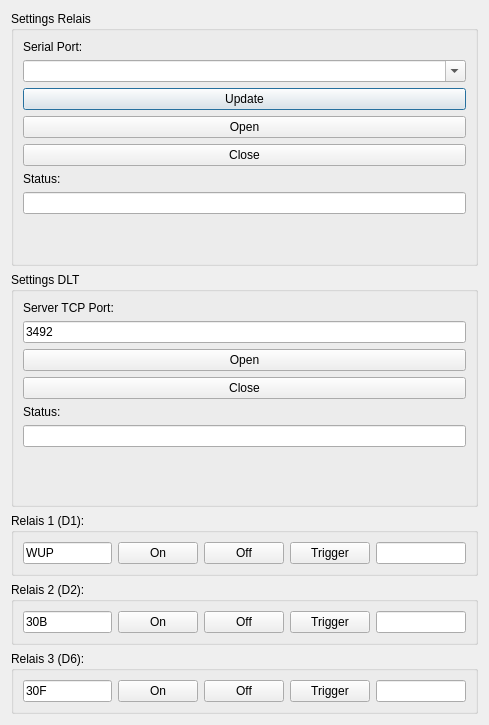
alexmucde/DLTPower, file dialog.ui: the form before one commit.
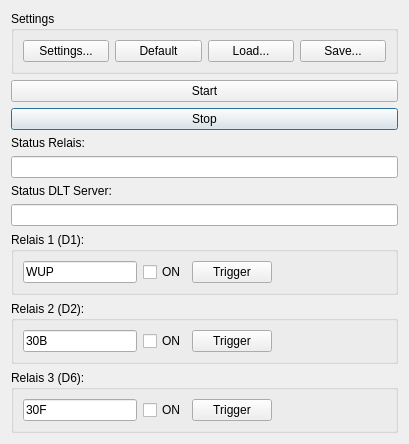
The form after the commit.

The edit to the form file:
```diff
--- a/dialog.ui
+++ b/dialog.ui
@@ -6,8 +6,8 @@
    <rect>
     <x>0</x>
     <y>0</y>
-    <width>489</width>
-    <height>725</height>
+    <width>409</width>
+    <height>440</height>
    </rect>
   </property>
   <property name="sizePolicy">
@@ -25,143 +25,28 @@
   <property name="modal">
    <bool>true</bool>
   </property>
-  <layout class="QVBoxLayout" name="verticalLayout_3">
-   <item>
-    <widget class="QGroupBox" name="groupBox">
-     <property name="title">
-      <string>Settings Relais</string>
+  <layout class="QGridLayout" name="gridLayout">
+   <item row="7" column="0">
+    <widget class="QLineEdit" name="lineEditStatusDLT">
+     <property name="readOnly">
+      <bool>true</bool>
      </property>
-     <layout class="QVBoxLayout" name="verticalLayout">
-      <item>
-       <widget class="QLabel" name="label">
-        <property name="text">
-         <string>Serial Port:</string>
-        </property>
-       </widget>
-      </item>
-      <item>
-       <widget class="QComboBox" name="comboBoxSerialPort">
-        <property name="editable">
-         <bool>true</bool>
-        </property>
-       </widget>
-      </item>
-      <item>
-       <widget class="QPushButton" name="pushButtonUpdate">
-        <property name="text">
-         <string>Update</string>
-        </property>
-       </widget>
-      </item>
-      <item>
-       <widget class="QPushButton" name="pushButtonConnect">
-        <property name="text">
-         <string>Open</string>
-        </property>
-       </widget>
-      </item>
-      <item>
-       <widget class="QPushButton" name="pushButtonDisconnect">
-        <property name="text">
-         <string>Close</string>
-        </property>
-       </widget>
-      </item>
-      <item>
-       <widget class="QLabel" name="label_4">
-        <property name="text">
-         <string>Status:</string>
-        </property>
-       </widget>
-      </item>
-      <item>
-       <widget class="QLineEdit" name="lineEditStatus">
-        <property name="readOnly">
-         <bool>true</bool>
-        </property>
-       </widget>
-      </item>
-      <item>
-       <spacer name="verticalSpacer">
-        <property name="orientation">
-         <enum>Qt::Vertical</enum>
-        </property>
-        <property name="sizeHint" stdset="0">
-         <size>
-          <width>20</width>
-          <height>40</height>
-         </size>
-        </property>
-       </spacer>
-      </item>
-     </layout>
     </widget>
    </item>
-   <item>
-    <widget class="QGroupBox" name="groupBox_2">
-     <property name="title">
-      <string>Settings DLT</string>
+   <item row="2" column="0">
+    <widget class="QPushButton" name="pushButtonStop">
+     <property name="sizePolicy">
+      <sizepolicy hsizetype="Expanding" vsizetype="Preferred">
+       <horstretch>0</horstretch>
+       <verstretch>0</verstretch>
+      </sizepolicy>
      </property>
-     <layout class="QVBoxLayout" name="verticalLayout_2">
-      <item>
-       <widget class="QLabel" name="label_6">
-        <property name="text">
-         <string>Server TCP Port:</string>
-        </property>
-       </widget>
-      </item>
-      <item>
-       <widget class="QLineEdit" name="lineEditPortDLT">
-        <property name="text">
-         <string>3492</string>
-        </property>
-       </widget>
-      </item>
-      <item>
-       <widget class="QPushButton" name="pushButtonOpenDLT">
-        <property name="text">
-         <string>Open</string>
-        </property>
-       </widget>
-      </item>
-      <item>
-       <widget class="QPushButton" name="pushButtonCloseDLT">
-        <property name="text">
-         <string>Close</string>
-        </property>
-       </widget>
-      </item>
-      <item>
-       <widget class="QLabel" name="label_7">
-        <property name="text">
-         <string>Status:</string>
-        </property>
-       </widget>
-      </item>
-      <item>
-       <widget class="QLineEdit" name="lineEditStatusDLT">
-        <property name="readOnly">
-         <bool>true</bool>
-        </property>
-       </widget>
-      </item>
-      <item>
-       <spacer name="verticalSpacer_2">
-        <property name="orientation">
-         <enum>Qt::Vertical</enum>
-        </property>
-        <property name="sizeHint" stdset="0">
-         <size>
-          <width>20</width>
-          <height>40</height>
-         </size>
-        </property>
-       </spacer>
-      </item>
-     </layout>
+     <property name="text">
+      <string>Stop</string>
+     </property>
     </widget>
    </item>
-   <item>
+   <item row="11" column="0">
     <widget class="QGroupBox" name="groupBox_3">
      <property name="title">
       <string>Relais 1 (D1):</string>
@@ -172,19 +57,15 @@
         <property name="text">
          <string>WUP</string>
         </property>
-       </widget>
-      </item>
-      <item>
-       <widget class="QPushButton" name="pushButtonRelais1On">
-        <property name="text">
-         <string>On</string>
+        <property name="readOnly">
+         <bool>true</bool>
         </property>
        </widget>
       </item>
       <item>
-       <widget class="QPushButton" name="pushButtonRelais1Off">
+       <widget class="QCheckBox" name="checkBoxRelais1">
         <property name="text">
-         <string>Off</string>
+         <string>ON</string>
         </property>
        </widget>
       </item>
@@ -196,16 +77,29 @@
        </widget>
       </item>
       <item>
-       <widget class="QLineEdit" name="lineEditRelais1Status">
-        <property name="readOnly">
-         <bool>true</bool>
+       <spacer name="horizontalSpacer">
+        <property name="orientation">
+         <enum>Qt::Horizontal</enum>
         </property>
-       </widget>
+        <property name="sizeHint" stdset="0">
+         <size>
+          <width>40</width>
+          <height>20</height>
+         </size>
+        </property>
+       </spacer>
       </item>
      </layout>
     </widget>
    </item>
-   <item>
+   <item row="3" column="0">
+    <widget class="QLabel" name="label_4">
+     <property name="text">
+      <string>Status Relais:</string>
+     </property>
+    </widget>
+   </item>
+   <item row="12" column="0">
     <widget class="QGroupBox" name="groupBox_4">
      <property name="title">
       <string>Relais 2 (D2):</string>
@@ -216,19 +110,15 @@
         <property name="text">
          <string>30B</string>
         </property>
-       </widget>
-      </item>
-      <item>
-       <widget class="QPushButton" name="pushButtonRelais2On">
-        <property name="text">
-         <string>On</string>
+        <property name="readOnly">
+         <bool>true</bool>
         </property>
        </widget>
       </item>
       <item>
-       <widget class="QPushButton" name="pushButtonRelais2Off">
+       <widget class="QCheckBox" name="checkBoxRelais2">
         <property name="text">
-         <string>Off</string>
+         <string>ON</string>
         </property>
        </widget>
       </item>
@@ -240,16 +130,42 @@
        </widget>
       </item>
       <item>
-       <widget class="QLineEdit" name="lineEditRelais2Status">
-        <property name="readOnly">
-         <bool>true</bool>
+       <spacer name="horizontalSpacer_2">
+        <property name="orientation">
+         <enum>Qt::Horizontal</enum>
         </property>
-       </widget>
+        <property name="sizeHint" stdset="0">
+         <size>
+          <width>40</width>
+          <height>20</height>
+         </size>
+        </property>
+       </spacer>
       </item>
      </layout>
     </widget>
    </item>
-   <item>
+   <item row="5" column="0">
+    <widget class="QLabel" name="label_7">
+     <property name="text">
+      <string>Status DLT Server:</string>
+     </property>
+    </widget>
+   </item>
+   <item row="1" column="0">
+    <widget class="QPushButton" name="pushButtonStart">
+     <property name="sizePolicy">
+      <sizepolicy hsizetype="Expanding" vsizetype="Fixed">
+       <horstretch>0</horstretch>
+       <verstretch>0</verstretch>
+      </sizepolicy>
+     </property>
+     <property name="text">
+      <string>Start</string>
+     </property>
+    </widget>
+   </item>
+   <item row="13" column="0">
     <widget class="QGroupBox" name="groupBox_5">
      <property name="title">
       <string>Relais 3 (D6):</string>
@@ -260,19 +176,15 @@
         <property name="text">
          <string>30F</string>
         </property>
-       </widget>
-      </item>
-      <item>
-       <widget class="QPushButton" name="pushButtonRelais3On">
-        <property name="text">
-         <string>On</string>
+        <property name="readOnly">
+         <bool>true</bool>
         </property>
        </widget>
       </item>
       <item>
-       <widget class="QPushButton" name="pushButtonRelais3Off">
+       <widget class="QCheckBox" name="checkBoxRelais3">
         <property name="text">
-         <string>Off</string>
+         <string>ON</string>
         </property>
        </widget>
       </item>
@@ -284,15 +196,65 @@
        </widget>
       </item>
       <item>
-       <widget class="QLineEdit" name="lineEditRelais3Status">
-        <property name="readOnly">
-         <bool>true</bool>
+       <spacer name="horizontalSpacer_3">
+        <property name="orientation">
+         <enum>Qt::Horizontal</enum>
         </property>
+        <property name="sizeHint" stdset="0">
+         <size>
+          <width>40</width>
+          <height>20</height>
+         </size>
+        </property>
+       </spacer>
+      </item>
+     </layout>
+    </widget>
+   </item>
+   <item row="0" column="0">
+    <widget class="QGroupBox" name="groupBox_6">
+     <property name="title">
+      <string>Settings</string>
+     </property>
+     <layout class="QHBoxLayout" name="horizontalLayout_5">
+      <item>
+       <widget class="QPushButton" name="pushButtonSettings">
+        <property name="text">
+         <string>Settings...</string>
+        </property>
        </widget>
       </item>
+      <item>
+       <widget class="QPushButton" name="pushButtonDefaultSettings">
+        <property name="text">
+         <string>Default</string>
+        </property>
+       </widget>
+      </item>
+      <item>
+       <widget class="QPushButton" name="pushButtonLoadSettings">
+        <property name="text">
+         <string>Load...</string>
+        </property>
+       </widget>
+      </item>
+      <item>
+       <widget class="QPushButton" name="pushButtonSaveSettings">
+        <property name="text">
+         <string>Save...</string>
+        </property>
+       </widget>
+      </item>
      </layout>
     </widget>
    </item>
+   <item row="4" column="0">
+    <widget class="QLineEdit" name="lineEditStatus">
+     <property name="readOnly">
+      <bool>true</bool>
+     </property>
+    </widget>
+   </item>
   </layout>
  </widget>
  <resources/>
```
Left out of the diff: 6 changed lines with no effect on the pictures.
